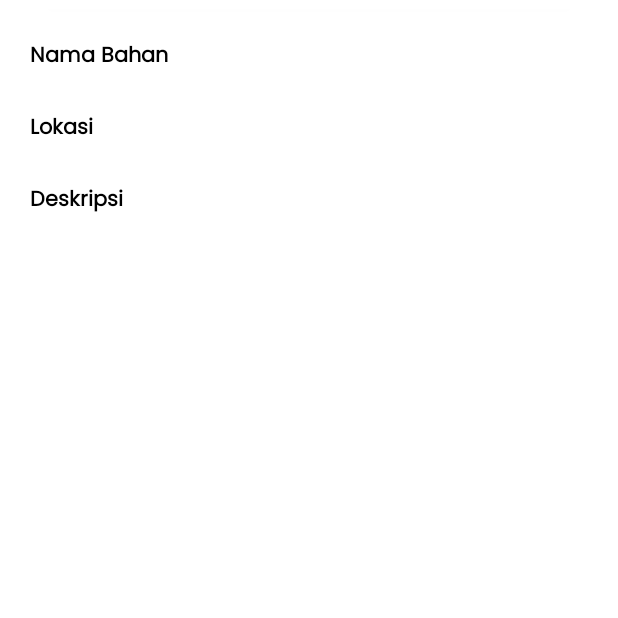
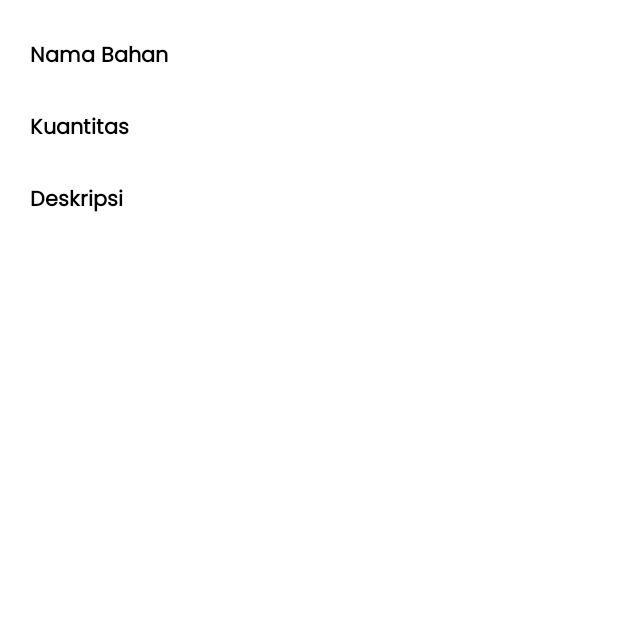
Before and after one commit to tiaak/Product-Capstone-InSwap, an Android app: the DetailActivity screen opened directly, with no data from a screen before it, on a phone screen of 412 x 824 dp, the part 618-1236 px from its top. Run offline under Robolectric (Android 15) with nearby library versions, the phone set to English and light mode, and no system bars.

Commit message:
change the header locaton to quntity

```diff
--- a/app/src/main/res/layout/activity_detail.xml
+++ b/app/src/main/res/layout/activity_detail.xml
@@ -112,7 +112,7 @@
             android:id="@+id/kuantitasHeader"
             android:layout_width="wrap_content"
             android:layout_height="wrap_content"
-            android:text="@string/lokasi"
+            android:text="@string/kuantitas"
             android:textStyle="bold" />
         <TextView
             android:id="@+id/kuantitasTv"
```
